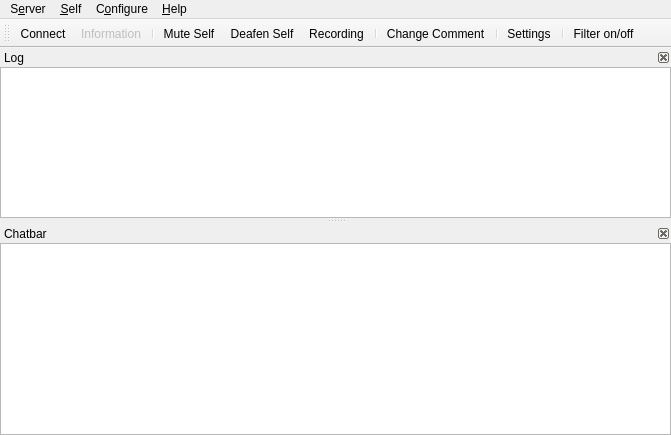
Before: the Qt Designer form src/mumble/MainWindow.ui in mumble-voip/mumble, drawn with Qt 5.
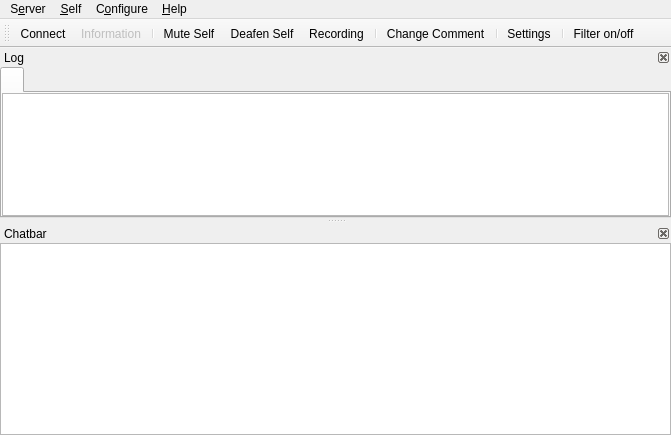
After: the same form once the commit is applied. Icons and pictures are not drawn. Custom widgets are drawn as their Qt base class.

Commit message: Added QTabWideg wrapper for the log

The edit to the form file:
```diff
--- a/src/mumble/MainWindow.ui
+++ b/src/mumble/MainWindow.ui
@@ -111,6 +111,7 @@
    <attribute name="dockWidgetArea">
     <number>1</number>
    </attribute>
+   <widget class="QTabWidget" name="qtwLogTabs">
    <widget class="LogTextBrowser" name="qteLog">
     <property name="contextMenuPolicy">
      <enum>Qt::CustomContextMenu</enum>
@@ -121,6 +122,7 @@
     <property name="openLinks">
      <bool>false</bool>
     </property>
+    </widget>
    </widget>
   </widget>
   <widget class="QDockWidget" name="qdwChat">
```
Lines whose indentation alone changed are shown as unchanged.
